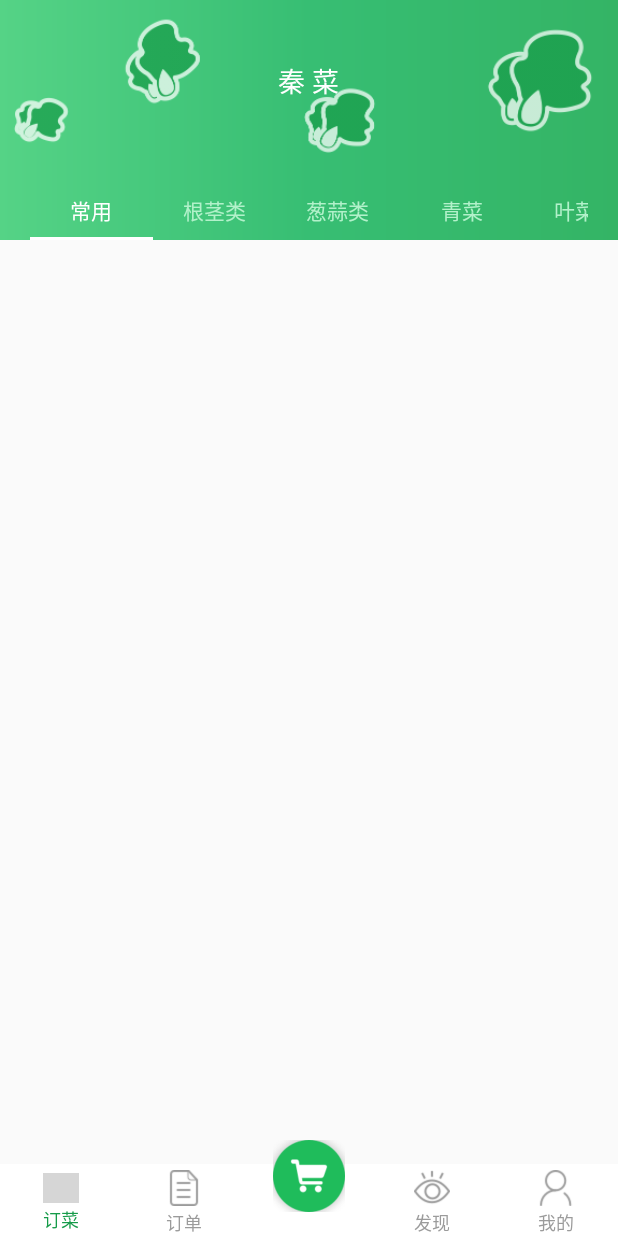
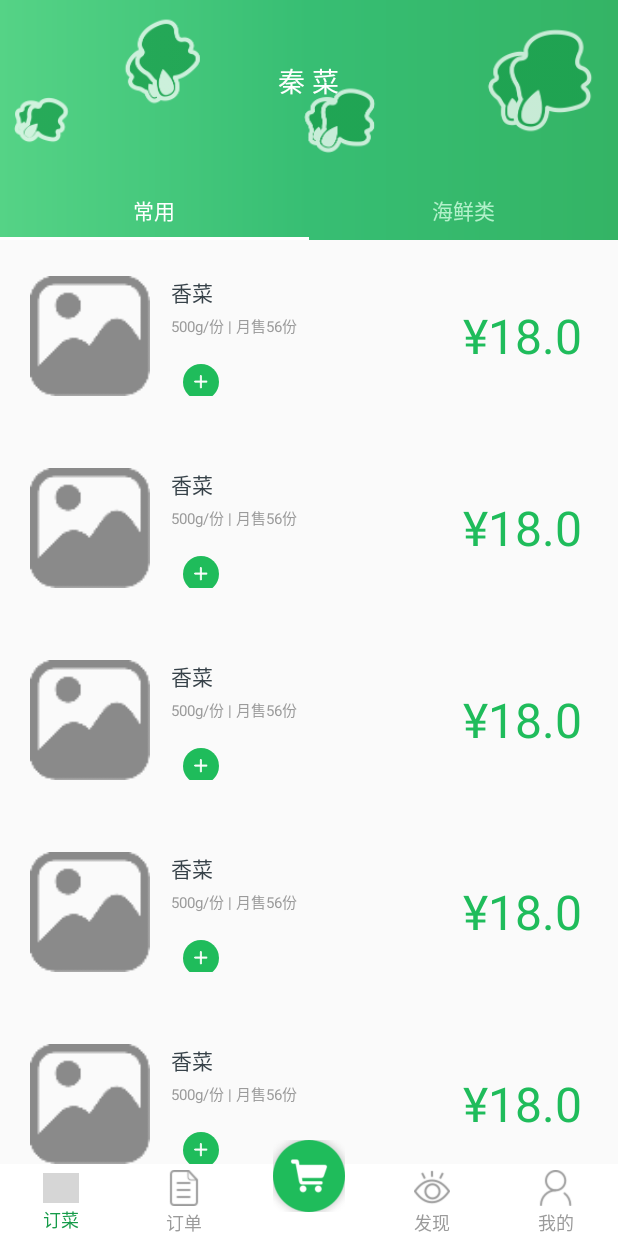
Before and after one commit to LRdeath/QingVegetable, an Android app: the MainActivity screen opened directly, with no data from a screen before it, on a phone screen of 412 x 824 dp. Run offline under Robolectric (Android 15) with nearby library versions, the phone set to English and light mode, and no system bars; our stand-ins replace ButterKnife; libraries missing offline, so code that uses them is left out: com.yancy.imageselector; pictures from the network do not load; grey boxes are pictures that could not be loaded.

Commit message:
[story=2]补充提交
Change-Id: Ia584e96a4af003d52c5b1837d9b688b825ef2678

```diff
--- a/app/src/main/AndroidManifest.xml
+++ b/app/src/main/AndroidManifest.xml
@@ -6,6 +6,8 @@
     <uses-permission android:name="android.permission.READ_EXTERNAL_STORAGE"/>
     <!-- 往sdcard中写入数据的权限 -->
     <uses-permission android:name="android.permission.WRITE_EXTERNAL_STORAGE"/>
+
+    <uses-permission android:name="android.permission.INTERNET"/>
     <application
         android:name=".App"
         android:allowBackup="true"
--- a/app/src/main/java/io/github/vzer/sharevegetable/account/RegisterFragment.java
+++ b/app/src/main/java/io/github/vzer/sharevegetable/account/RegisterFragment.java
@@ -202,7 +202,7 @@ public class RegisterFragment extends FragmentPresenter<RegisterContract.Present
     @Override
     public void onDestroy() {
         super.onDestroy();
-        if (timerVerify ==null)return;
+        if (null == timerVerify) return;
         timerVerify.onFinish();
         timerVerify.cancel();//关闭倒计时器
     }
@@ -225,7 +225,7 @@ public class RegisterFragment extends FragmentPresenter<RegisterContract.Present
         @Override
         public void onFinish() {
             isWaiting = false;
-            if (getVerifyBtn==null)return;
+            if (getVerifyBtn == null) return;
             getVerifyBtn.setEnabled(true);
             getVerifyBtn.setText("重新获取");
         }
--- a/app/src/main/java/io/github/vzer/sharevegetable/vegetable/VegetableFragment.java
+++ b/app/src/main/java/io/github/vzer/sharevegetable/vegetable/VegetableFragment.java
@@ -1,16 +1,24 @@
 package io.github.vzer.sharevegetable.vegetable;
 
 import android.os.Bundle;
-import android.support.v7.widget.LinearLayoutManager;
-import android.support.v7.widget.RecyclerView;
+import android.support.design.widget.TabLayout;
+import android.support.design.widget.TabLayout.Tab;
+import android.support.v4.app.Fragment;
+import android.support.v4.app.FragmentManager;
+import android.support.v4.app.FragmentPagerAdapter;
+import android.support.v4.view.PagerAdapter;
+import android.support.v4.view.ViewPager;
 import android.view.View;
 
+import java.util.ArrayList;
+import java.util.List;
+
 import butterknife.BindView;
-import de.hdodenhof.circleimageview.CircleImageView;
 import io.github.vzer.common.app.FragmentPresenter;
-import io.github.vzer.common.widget.RecyclerViewAdapter;
 import io.github.vzer.factory.model.vegetable.VegetableModel;
+import io.github.vzer.factory.model.vegetable.VegetableTypeModel;
 import io.github.vzer.factory.presenter.vegetable.VegetableContract;
+import io.github.vzer.factory.presenter.vegetable.VegetablePresenter;
 import io.github.vzer.sharevegetable.R;
 
 /**
@@ -19,9 +27,15 @@ import io.github.vzer.sharevegetable.R;
  * email yangcihang@hrsoft.net
  */
 
-public class VegetableFragment extends FragmentPresenter<VegetableContract.Presenter>implements VegetableContract.View{
-    @BindView(R.id.rcview_vegetable)
-    RecyclerView rcviewVegetable;
+public class VegetableFragment extends FragmentPresenter<VegetableContract.Presenter> implements VegetableContract.View {
+
+    @BindView(R.id.tab_vegetable_main)
+    TabLayout tabLayout;
+    @BindView(R.id.vp_vegetable)
+    ViewPager vp_content;
+    PagerAdapter adapter;
+    List<FragmentPresenter> fragmentList = new ArrayList<>();
+    List<VegetableTypeModel> typeList = new ArrayList<>();
 
     @Override
     public void showLoading() {
@@ -29,22 +43,28 @@ public class VegetableFragment extends FragmentPresenter<VegetableContract.Prese
 
     @Override
     protected VegetableContract.Presenter initPresenter() {
-        return null;
+        return new VegetablePresenter(this);
     }
 
     @Override
     protected void initData() {
+        mPresenter.LoadType();
+    }
+
+    @Override
+    protected void initWidget(View root) {
+        fragmentList.add(new VegetableContentFragment(0));
+        typeList.add(new VegetableTypeModel(0,"常用"));
+        adapter = new VgFragmentPagerAdapter(getFragmentManager(), fragmentList, typeList);
+        vp_content.setAdapter(adapter);
+        tabLayout.setupWithViewPager(vp_content);
+        tabLayout.setTabsFromPagerAdapter(adapter);
+
 
     }
 
     @Override
-    protected void initWidget(View root) {
-        rcviewVegetable.setLayoutManager(new LinearLayoutManager(getContext()));
-    }
-
-    @Override
     protected void initArgs(Bundle arguments) {
-
     }
 
     @Override
@@ -52,15 +72,57 @@ public class VegetableFragment extends FragmentPresenter<VegetableContract.Prese
         return R.layout.fragment_vegetable;
     }
 
-    class VegetableViewHolder extends RecyclerViewAdapter.ViewHolder<VegetableModel>{
+    @Override
+    public void LoadDatasSuccess(List<VegetableModel> vegetableModels) {
 
-        public VegetableViewHolder(View itemView) {
-            super(itemView);
+    }
+
+    @Override
+    public void LoadTypeSuccess(List<VegetableTypeModel> typeModels) {
+        this.typeList = typeModels;
+        for (VegetableTypeModel title :
+                typeModels) {
+            Tab tab = tabLayout.newTab()
+                    .setText(title.getName());
+            fragmentList.add(new VegetableContentFragment(title.getType()));
+            tabLayout.addTab(tab);
+        }
+        adapter.notifyDataSetChanged();
+    }
+
+    /**
+     * Vegetable类 FragmentPagerAdapter
+     */
+    class VgFragmentPagerAdapter extends FragmentPagerAdapter {
+        List<FragmentPresenter> fragmentList = new ArrayList<>();
+        List<VegetableTypeModel> typeList = new ArrayList<>();
+
+        public VgFragmentPagerAdapter(FragmentManager fm, List<FragmentPresenter> fragmentList, List<VegetableTypeModel> typeList) {
+            super(fm);
+            this.fragmentList = fragmentList;
+            this.typeList = typeList;
+            initView();
+        }
+
+        private void initView() {
+
+        }
+
+
+        @Override
+        public Fragment getItem(int position) {
+            return fragmentList.get(position);
         }
 
         @Override
-        protected void onBind(VegetableModel vegetableModel) {
+        public int getCount() {
+            return fragmentList.size();
+        }
 
+        @Override
+        public CharSequence getPageTitle(int position) {
+            return typeList.get(position).getName();
         }
     }
+
 }
--- a/app/src/main/res/layout/activity_account.xml
+++ b/app/src/main/res/layout/activity_account.xml
@@ -28,7 +28,7 @@
             android:layout_alignParentBottom="true"
             android:layout_width="match_parent"
             android:layout_height="wrap_content"
-            android:src="@drawable/bg_account_shade"/>
+            android:background="@drawable/bg_account_shade"/>
         <View
             android:layout_alignParentBottom="true"
             android:layout_width="match_parent"
--- a/app/src/main/res/layout/activity_retrive.xml
+++ b/app/src/main/res/layout/activity_retrive.xml
@@ -14,7 +14,7 @@
         <ImageView
             android:layout_width="match_parent"
             android:layout_height="wrap_content"
-            android:src="@drawable/bg_account_shade"
+            android:background="@drawable/bg_account_shade"
             android:layout_gravity="bottom"
             />
         <View
--- a/app/src/main/res/layout/fragment_vegetable.xml
+++ b/app/src/main/res/layout/fragment_vegetable.xml
@@ -3,7 +3,9 @@
     xmlns:app="http://schemas.android.com/apk/res-auto"
     android:layout_width="match_parent"
     android:layout_height="match_parent"
-    android:orientation="vertical">
+    xmlns:tools="http://schemas.android.com/tools"
+    android:orientation="vertical"
+    tools:context="io.github.vzer.sharevegetable.vegetable.VegetableFragment">
 
     <android.support.design.widget.AppBarLayout
         android:layout_width="match_parent"
@@ -13,7 +15,7 @@
         <android.support.design.widget.CollapsingToolbarLayout
             android:layout_width="match_parent"
             android:layout_height="160dp"
-            app:layout_scrollFlags="scroll|exitUntilCollapsed|snap">
+            app:layout_scrollFlags="scroll|exitUntilCollapsed">
 
             <android.support.v7.widget.Toolbar
                 android:layout_width="match_parent"
@@ -34,11 +36,9 @@
                 android:textSize="18sp" />
 
             <android.support.design.widget.TabLayout
-                android:id="@+id/tab_order"
+                android:id="@+id/tab_vegetable_main"
                 android:layout_width="match_parent"
                 android:layout_height="40dp"
-                android:paddingRight="@dimen/len_20"
-                android:paddingLeft="@dimen/len_20"
                 android:layout_gravity="bottom"
                 app:tabMode="fixed"
                 android:scrollbarSize="@dimen/len_2"
@@ -46,41 +46,15 @@
                 app:tabSelectedTextColor="@color/white"
                 app:tabTextColor="@color/colorPrimaryLight">
 
-                <android.support.design.widget.TabItem
-                    android:layout_width="wrap_content"
-                    android:layout_height="wrap_content"
-                    android:text="常用"/>
-                <android.support.design.widget.TabItem
-                    android:layout_width="wrap_content"
-                    android:layout_height="wrap_content"
-                    android:text="根茎类"/>
-                <android.support.design.widget.TabItem
-                    android:layout_width="wrap_content"
-                    android:layout_height="wrap_content"
-                    android:text="葱蒜类"/>
-                <android.support.design.widget.TabItem
-                    android:layout_width="wrap_content"
-                    android:layout_height="wrap_content"
-                    android:text="青菜"/>
-                <android.support.design.widget.TabItem
-                    android:layout_width="wrap_content"
-                    android:layout_height="wrap_content"
-                    android:text="叶菜类"/>
+
             </android.support.design.widget.TabLayout>
-
-
 
         </android.support.design.widget.CollapsingToolbarLayout>
     </android.support.design.widget.AppBarLayout>
 
-    <android.support.v4.widget.SwipeRefreshLayout
-        android:layout_width="wrap_content"
-        android:layout_height="wrap_content"
-        app:layout_behavior="@string/appbar_scrolling_view_behavior">
-
-        <android.support.v7.widget.RecyclerView
-            android:id="@+id/rcview_vegetable"
-            android:layout_width="match_parent"
-            android:layout_height="match_parent" />
-    </android.support.v4.widget.SwipeRefreshLayout>
+   <android.support.v4.view.ViewPager
+       android:id="@+id/vp_vegetable"
+       android:layout_width="match_parent"
+       android:layout_height="wrap_content"
+       app:layout_behavior="@string/appbar_scrolling_view_behavior"/>
 </android.support.design.widget.CoordinatorLayout>
--- a/app/src/main/res/layout/item_rcview_vegetable.xml
+++ b/app/src/main/res/layout/item_rcview_vegetable.xml
@@ -26,7 +26,7 @@
             android:text="娃娃菜"/>
         <TextView
             android:id="@+id/rcview_vegetable_standard"
-            android:layout_marginTop="6dp"
+            android:layout_marginTop="@dimen/len_4"
             android:layout_width="wrap_content"
             android:layout_height="wrap_content"
             android:textSize="@dimen/font_10"
@@ -37,11 +37,12 @@
             android:layout_width="wrap_content"
             android:layout_height="wrap_content"
             android:orientation="horizontal">
-            <ImageView
-                android:id="@+id/rcview_vegetable_reduce"
+            <ImageButton
+                android:id="@+id/rcview_vegetable_sub"
                 android:layout_width="@dimen/len_24"
                 android:layout_height="@dimen/len_24"
                 android:padding="6dp"
+                android:visibility="gone"
                 android:background="@drawable/bg_btn_account_disable"
                 android:src="@drawable/ic_sub"/>
             <TextView
@@ -50,9 +51,10 @@
                 android:layout_height="wrap_content"
                 android:textColor="@color/text_secondary"
                 android:textSize="@dimen/font_12"
+                android:padding="@dimen/len_4"
                 android:layout_gravity="center_vertical"
-                android:text=" 5 "/>
-            <ImageView
+                />
+            <ImageButton
                 android:id="@+id/rcview_vegetable_add"
                 android:layout_width="@dimen/len_24"
                 android:layout_height="@dimen/len_24"
--- a/common/src/main/java/io/github/vzer/common/app/Fragment.java
+++ b/common/src/main/java/io/github/vzer/common/app/Fragment.java
@@ -7,13 +7,7 @@ import android.view.LayoutInflater;
 import android.view.View;
 import android.view.ViewGroup;
 
-import java.sql.Array;
-import java.util.ArrayList;
-import java.util.Arrays;
-import java.util.List;
-
 import butterknife.ButterKnife;
-import butterknife.Unbinder;
 
 /**
  * Fragment的封装
--- a/common/src/main/java/io/github/vzer/common/app/FragmentPresenter.java
+++ b/common/src/main/java/io/github/vzer/common/app/FragmentPresenter.java
@@ -1,10 +1,7 @@
 package io.github.vzer.common.app;
 
 import android.content.Context;
-import android.os.Bundle;
-import android.support.annotation.Nullable;
 
-import io.github.vzer.common.R;
 import io.github.vzer.common.factory.presenter.BaseContract;
 
 /**
--- a/common/src/main/java/io/github/vzer/common/widget/RecyclerViewAdapter.java
+++ b/common/src/main/java/io/github/vzer/common/widget/RecyclerViewAdapter.java
@@ -8,6 +8,8 @@ import android.view.View;
 import java.util.ArrayList;
 import java.util.Collection;
 import java.util.List;
+
+import butterknife.ButterKnife;
 
 /**
  * @author: Vzer.
@@ -107,7 +109,7 @@ public abstract class RecyclerViewAdapter<Data> extends RecyclerView.Adapter<Rec
     public void onBindViewHolder(final ViewHolder<Data> holder, final int position) {
         //ViewHolder绑定数据
         Data data = dataList.get(position);
-        holder.onBind(data);
+        holder.bind(data);
 
         holder.itemView.setOnClickListener(new View.OnClickListener() {
             @Override
@@ -144,7 +146,9 @@ public abstract class RecyclerViewAdapter<Data> extends RecyclerView.Adapter<Rec
         private Data mData;
         public ViewHolder(View itemView) {
             super(itemView);
+            ButterKnife.bind(this,itemView);
         }
+
         void bind(Data data){
             mData = data;
             onBind(data);
--- a/factory/src/main/java/io/github/vzer/factory/model/vegetable/VegetableModel.java
+++ b/factory/src/main/java/io/github/vzer/factory/model/vegetable/VegetableModel.java
@@ -9,10 +9,10 @@ package io.github.vzer.factory.model.vegetable;
 public class VegetableModel {
     private int pId; //商品id
     private String name; //商品名字
-    private String type; //商品类型
+    private int type; //商品类型
     private double price; //商品价格
     private String standard; //商品规格
-    private String picture;  //商品图片
+    private String pictureUri;  //商品图片
 
     public int getpId() {
         return pId;
@@ -30,11 +30,11 @@ public class VegetableModel {
         this.name = name;
     }
 
-    public String getType() {
+    public int getType() {
         return type;
     }
 
-    public void setType(String type) {
+    public void setType(int type) {
         this.type = type;
     }
 
@@ -54,11 +54,11 @@ public class VegetableModel {
         this.standard = standard;
     }
 
-    public String getPicture() {
-        return picture;
+    public String getPictureUri() {
+        return pictureUri;
     }
 
-    public void setPicture(String picture) {
-        this.picture = picture;
+    public void setPictureUri(String pictureUri) {
+        this.pictureUri = pictureUri;
     }
 }
--- a/factory/src/main/java/io/github/vzer/factory/presenter/vegetable/VegetableContract.java
+++ b/factory/src/main/java/io/github/vzer/factory/presenter/vegetable/VegetableContract.java
@@ -1,6 +1,12 @@
 package io.github.vzer.factory.presenter.vegetable;
 
+import android.widget.ListView;
+
+import java.util.List;
+
 import io.github.vzer.common.factory.presenter.BaseContract;
+import io.github.vzer.factory.model.vegetable.VegetableModel;
+import io.github.vzer.factory.model.vegetable.VegetableTypeModel;
 
 /**
  * @author YangCihang
@@ -10,9 +16,24 @@ import io.github.vzer.common.factory.presenter.BaseContract;
 
 public interface VegetableContract {
     interface View extends BaseContract.View<Presenter> {
-        // TODO: 17/7/27 Vegetable的view层回调方法
+        /**
+         * 加载商品数据成功
+         */
+        void LoadDatasSuccess(List<VegetableModel> vegetableModels);
+        /**
+         * 加载类型数据成功
+         */
+        void LoadTypeSuccess(List<VegetableTypeModel> typeModels);
     }
-    interface Presenter extends BaseContract.Presenter{
-        // TODO: 17/7/27 Vegetable的presenter层回调方法
+
+    interface Presenter extends BaseContract.Presenter {
+        /**
+         * 加载商品数据
+         */
+        void LoadDatas(int typeId);
+        /**
+         * 加载商品类型
+         */
+        void LoadType();
     }
 }
--- a/factory/src/main/java/io/github/vzer/factory/presenter/vegetable/VegetablePresenter.java
+++ b/factory/src/main/java/io/github/vzer/factory/presenter/vegetable/VegetablePresenter.java
@@ -1,7 +1,12 @@
 package io.github.vzer.factory.presenter.vegetable;
+
+import java.util.ArrayList;
+import java.util.List;
 
 import io.github.vzer.common.factory.data.DataCallback;
 import io.github.vzer.common.factory.presenter.BasePresenter;
+import io.github.vzer.factory.model.vegetable.VegetableModel;
+import io.github.vzer.factory.model.vegetable.VegetableTypeModel;
 
 /**
  * @author YangCihang
@@ -9,7 +14,7 @@ import io.github.vzer.common.factory.presenter.BasePresenter;
  * email yangcihang@hrsoft.net
  */
 public class VegetablePresenter extends BasePresenter<VegetableContract.View>
-        implements VegetableContract.Presenter,DataCallback{
+        implements VegetableContract.Presenter, DataCallback {
     /**
      * P层构造方法;
      * 创建P层时就进行双向绑定
@@ -19,4 +24,27 @@ public class VegetablePresenter extends BasePresenter<VegetableContract.View>
     public VegetablePresenter(VegetableContract.View mView) {
         super(mView);
     }
+
+    @Override
+    public void LoadDatas(int typeId) {
+        List<VegetableModel> models = new ArrayList<>();
+        for (int i = 0; i < 20; i++) {
+            VegetableModel model = new VegetableModel();
+            model.setName("香菜");
+            model.setPrice(18);
+            model.setStandard("500g/份 | 月售56份");
+            model.setPictureUri("http://www.cnlvying.com/upfiles/2014-3-18-15-47-12.jpg");
+            model.setType(0);
+            models.add(model);
+        }
+        mView.LoadDatasSuccess(models);
+    }
+
+    @Override
+    public void LoadType() {
+        List<VegetableTypeModel> typeModels = new ArrayList<>();
+        VegetableTypeModel model = new VegetableTypeModel(1,"海鲜类");
+        typeModels.add(model);
+        mView.LoadTypeSuccess(typeModels);
+    }
 }
```
